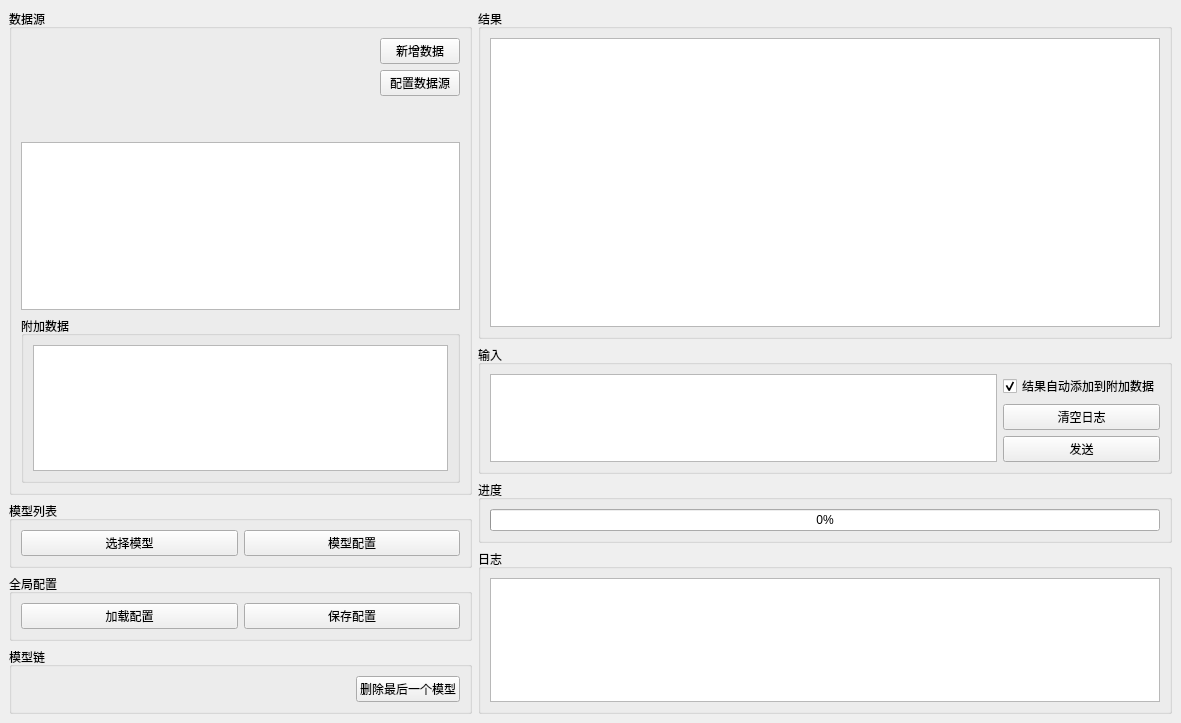
First picture: the form in UI/App.ui, repository skyfireitdiy/ApprehendIris, before the edit.
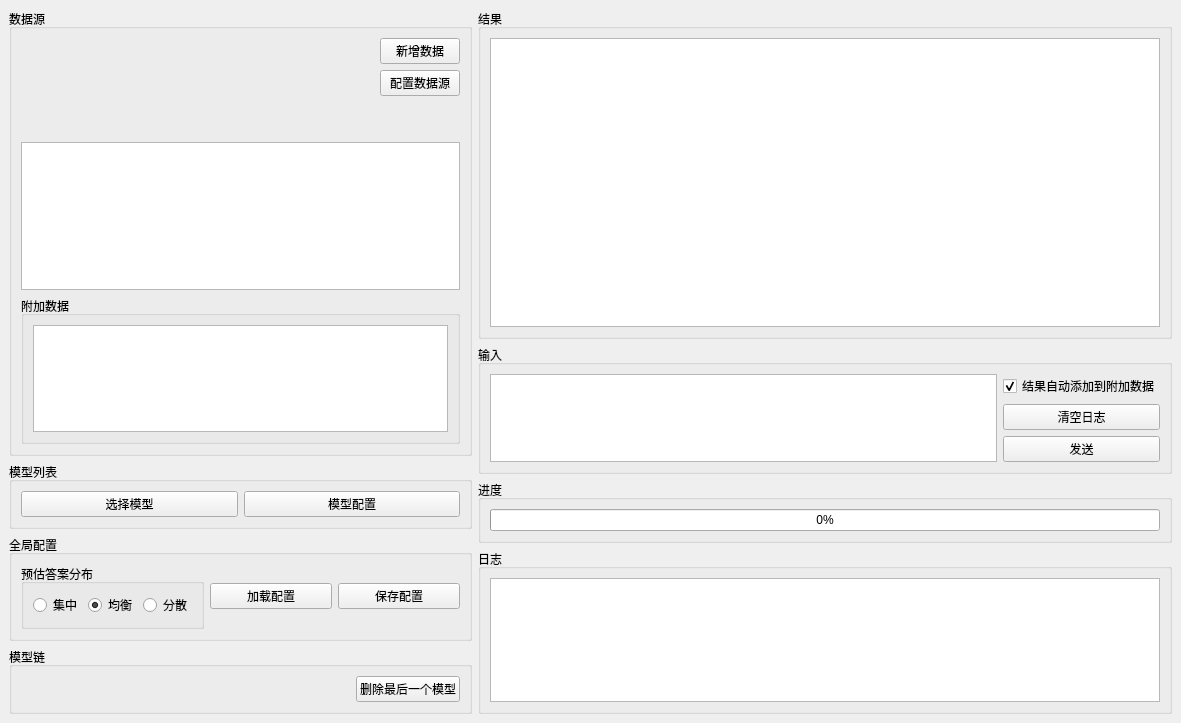
Second picture: the form after the edit.

What changed in the file:
```diff
--- a/UI/App.ui
+++ b/UI/App.ui
@@ -135,6 +135,42 @@
          <string>全局配置</string>
         </property>
         <layout class="QHBoxLayout" name="horizontalLayout_4">
+         <item>
+          <widget class="QGroupBox" name="groupBox_4">
+           <property name="title">
+            <string>预估答案分布</string>
+           </property>
+           <layout class="QHBoxLayout" name="horizontalLayout_5">
+            <item>
+             <widget class="QRadioButton" name="check_central">
+              <property name="text">
+               <string>集中</string>
+              </property>
+              <property name="checked">
+               <bool>false</bool>
+              </property>
+             </widget>
+            </item>
+            <item>
+             <widget class="QRadioButton" name="check_balanced">
+              <property name="text">
+               <string>均衡</string>
+              </property>
+              <property name="checked">
+               <bool>true</bool>
+              </property>
+             </widget>
+            </item>
+            <item>
+             <widget class="QRadioButton" name="check_dispersed">
+              <property name="text">
+               <string>分散</string>
+              </property>
+             </widget>
+            </item>
+           </layout>
+          </widget>
+         </item>
          <item>
           <widget class="QPushButton" name="btn_load_config">
            <property name="text">
```
